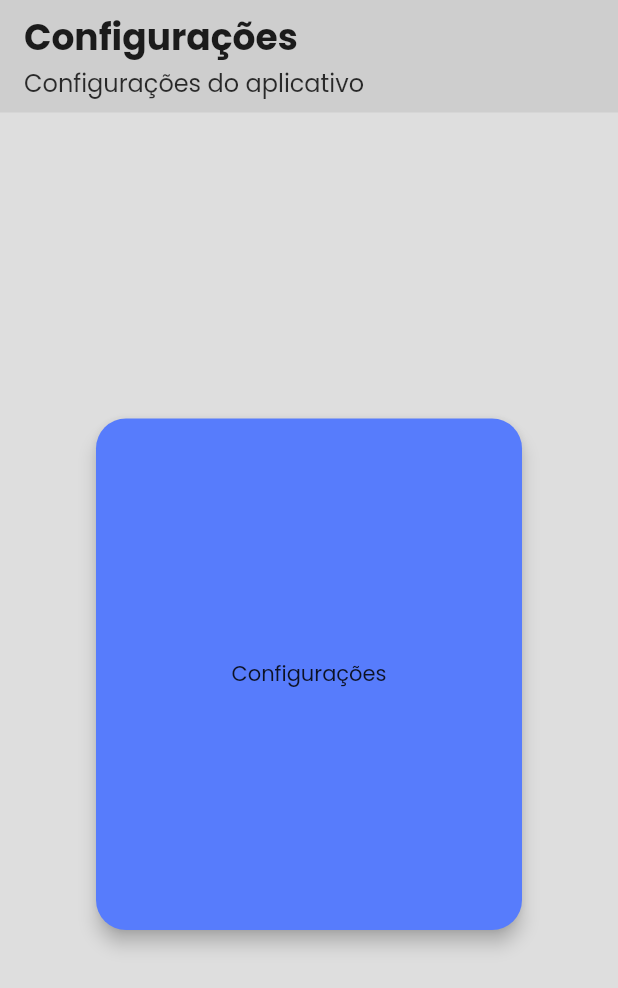
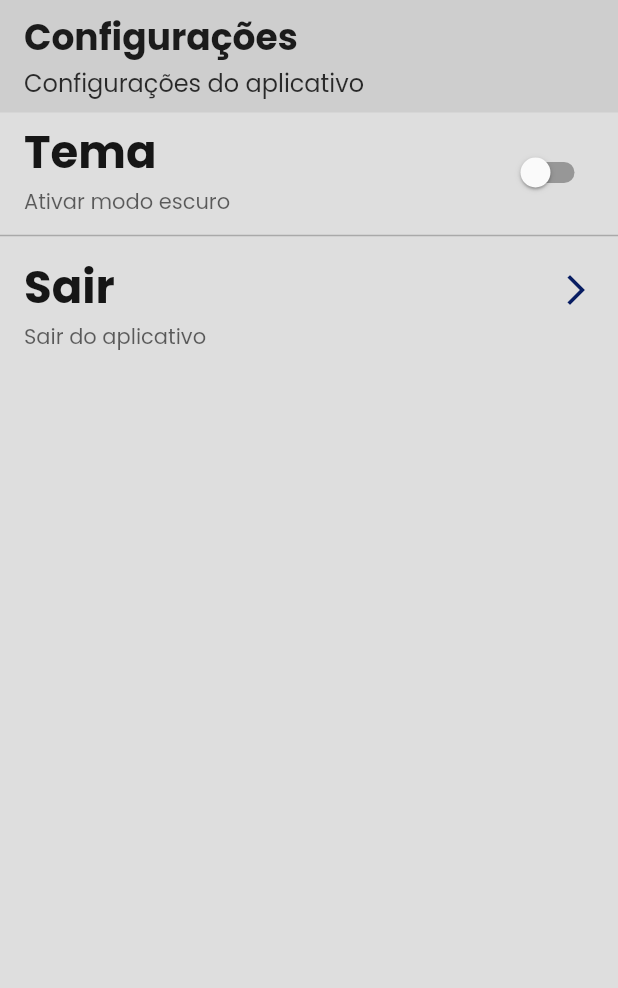
Before and after one commit to fga-eps-mds/2023.1-GuiaUnB, a Flutter app: the SettingsPage screen opened directly, on a phone screen of 412 x 824 dp. Shown: the top 988 px of the screen. Run offline on Flutter 3.47's test engine with Material 2 defaults, Android fonts, the phone set to English and light mode, and no system bars; our stand-ins replace cloud_firestore, firebase_core, flutter_svg; accounts and stored records are empty.

Commit message:
:bulb: (#61): creating settings page
settings page created and switch theme button

```diff
--- /dev/null
+++ b/guia_unb/lib/core/providers/theme_provider.dart
@@ -0,0 +1,14 @@
+import 'package:flutter/material.dart';
+
+import '../config/theme/app_theme.dart';
+
+class ThemeProvider extends ChangeNotifier {
+  ThemeData _selectedTheme = AppTheme.lightTheme();
+
+  ThemeData get selectedTheme => _selectedTheme;
+
+  set selectedTheme(ThemeData theme) {
+    _selectedTheme = theme;
+    notifyListeners();
+  }
+}
--- a/guia_unb/lib/core/util/color.dart
+++ b/guia_unb/lib/core/util/color.dart
@@ -7,15 +7,16 @@ class AppColors {
   static const primary = Color(0xFF236CCC);
   static const secondary = Color(0xFF308550);
   static const labelTitle = Color(0xFF081D62);
+  static const divider = Color(0xFFA9A9A9);
 
   // dark theme ----------------------------------------------------------------
   static const backgroundDark = Color(0xFF252525);
   static const appBarColorDark = Color(0xFF414141);
   static const primaryDark = Color(0xFF041F6E);
   static const secondaryDark = Color(0xFF75D38D);
+  static const dividerDark = Color(0xFF484848);
 
   // common --------------------------------------------------------------------
-  static const icon = Color(0xFF6E6E6E);
   static const cardBackground = Color(0xFFDEDEDE);
   static const label = Color(0xFF1F1F1F);
   static const labelWhite = Color(0xFFE3E2E2);
--- a/guia_unb/lib/pages/settings/settings_page.dart
+++ b/guia_unb/lib/pages/settings/settings_page.dart
@@ -1,26 +1,78 @@
 import 'package:flutter/material.dart';
 import 'package:guia_unb/core/components/custom_appbar.dart';
+import 'package:guia_unb/core/config/theme/app_theme.dart';
+import 'package:provider/provider.dart';
 
-import '../../../core/util/color.dart';
+import '../../core/config/routes/routes.dart';
+import '../../core/providers/theme_provider.dart';
 
-class SettingsPage extends StatelessWidget {
+class SettingsPage extends StatefulWidget {
   const SettingsPage({Key? key}) : super(key: key);
 
   @override
+  State<SettingsPage> createState() => _SettingsPageState();
+}
+
+class _SettingsPageState extends State<SettingsPage> {
+  @override
   Widget build(BuildContext context) {
-    return const Scaffold(
-      appBar: CustomAppBar(
+    final themeProvider = Provider.of<ThemeProvider>(context);
+    final isDarkMode =
+        themeProvider.selectedTheme.brightness == Brightness.dark;
+    final theme = Theme.of(context);
+    return Scaffold(
+      appBar: const CustomAppBar(
         title: 'Configurações',
         subtitle: 'Configurações do aplicativo',
       ),
-      body: Padding(
-        padding: EdgeInsets.symmetric(vertical: 200.0, horizontal: 60.0),
-        child: Card(
-          color: AppColors.lightBlue,
-          child: Center(
-            child: Text('Configurações'),
+      body: ListView(
+        children: [
+          ListTile(
+            title: Text(
+              'Tema',
+              style: theme.textTheme.titleMedium?.copyWith(
+                color: theme.colorScheme.onSurface.withOpacity(0.9),
+              ),
+            ),
+            subtitle: Text(
+              'Ativar modo escuro',
+              style: theme.textTheme.bodyMedium?.copyWith(
+                color: theme.colorScheme.onSurface.withOpacity(0.6),
+              ),
+            ),
+            trailing: Switch(
+              activeColor: theme.colorScheme.tertiary,
+              value: isDarkMode,
+              onChanged: (value) {
+                final selectedTheme =
+                    value ? AppTheme.darkTheme() : AppTheme.lightTheme();
+                Provider.of<ThemeProvider>(context, listen: false)
+                    .selectedTheme = selectedTheme;
+              },
+            ),
           ),
-        ),
+          const Divider(),
+          ListTile(
+            title: Text(
+              'Sair',
+              style: theme.textTheme.titleMedium?.copyWith(
+                color: theme.colorScheme.onSurface.withOpacity(0.9),
+              ),
+            ),
+            subtitle: Text(
+              'Sair do aplicativo',
+              style: theme.textTheme.bodyMedium?.copyWith(
+                color: theme.colorScheme.onSurface.withOpacity(0.6),
+              ),
+            ),
+            trailing: Icon(
+              Icons.arrow_forward_ios,
+              color: theme.colorScheme.tertiary,
+            ),
+            onTap: () =>
+                Navigator.pushReplacementNamed(context, Routes.onboarding),
+          ),
+        ],
       ),
     );
   }
--- a/guia_unb/pubspec.yaml
+++ b/guia_unb/pubspec.yaml
@@ -39,6 +39,7 @@ dependencies:
   cloud_firestore: ^4.7.1
   firebase_core: ^2.13.0
   provider: ^6.0.1
+  shared_preferences: ^2.0.8
 
 dev_dependencies:
   flutter_test:
```
Also changed, not shown: guia_unb/lib/core/config/theme/app_theme.dart (+12 -2 lines), guia_unb/lib/core/models/category.dart (+0 -20 lines), guia_unb/lib/core/models/doubt.dart (+0 -18 lines), guia_unb/lib/main.dart (+12 -5 lines).
